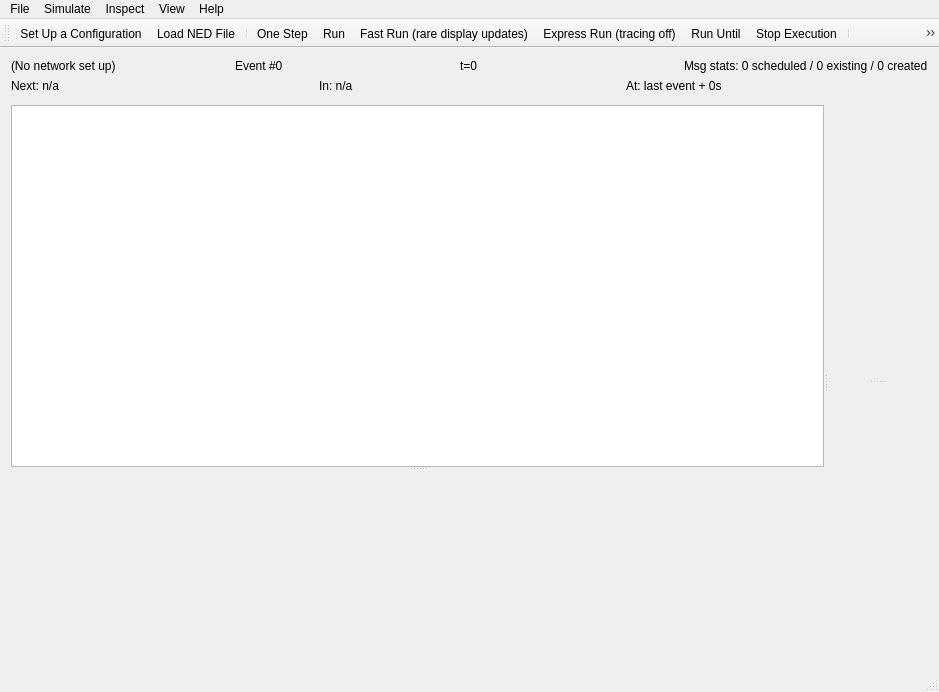
Before: the Qt Designer form src/qtenv/mainwindow.ui in omnetpp/omnetpp, drawn with Qt 5.
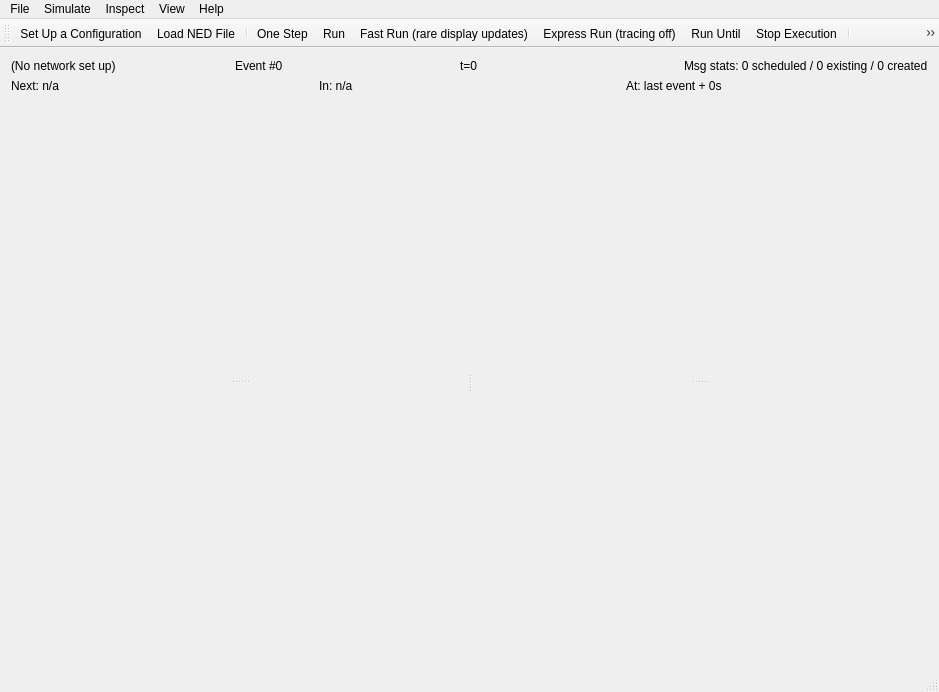
After: the same form once the commit is applied. Icons and pictures are not drawn.

Commit message: qtenv: objecttree: add ObjectTreeInspector + rename selectionChange signal and selectionChanged slot to selectionChanged and onSelectionChanged + delete objecttrees slot in MainWindow

Diff of the .ui file:
```diff
--- a/src/qtenv/mainwindow.ui
+++ b/src/qtenv/mainwindow.ui
@@ -131,7 +131,7 @@
        <property name="orientation">
         <enum>Qt::Vertical</enum>
        </property>
-       <widget class="QTreeView" name="treeView">
+       <widget class="QWidget" name="treeView">
         <property name="minimumSize">
          <size>
           <width>100</width>
```
Left out of the diff: 39 changed lines with no effect on the pictures. The commit also changes 11 other files.
